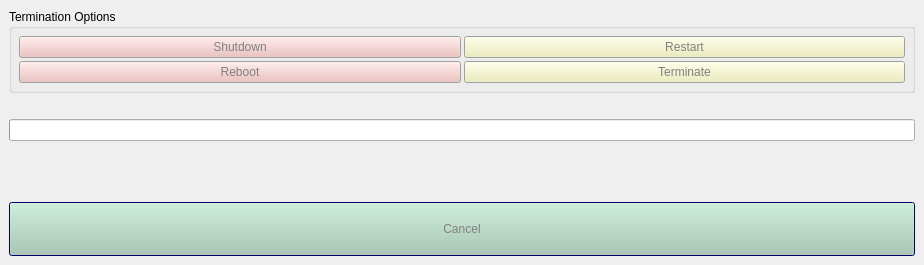
Old version of the form src/server/ui/shutdown.ui in the repository openmoko/qtopia.
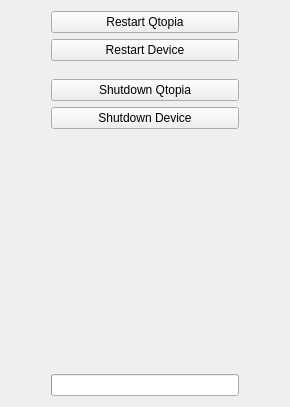
New version of the form.

```diff
--- a/src/server/ui/shutdown.ui
+++ b/src/server/ui/shutdown.ui
@@ -8,1461 +8,182 @@
    <rect>
     <x>0</x>
     <y>0</y>
-    <width>924</width>
-    <height>265</height>
+    <width>290</width>
+    <height>407</height>
    </rect>
   </property>
-  <layout class="QVBoxLayout" >
-   <property name="margin" >
-    <number>9</number>
-   </property>
-   <property name="spacing" >
-    <number>6</number>
-   </property>
-   <item>
-    <widget class="QGroupBox" name="GroupBox" >
-     <property name="title" >
-      <string>Termination Options</string>
-     </property>
-     <layout class="QGridLayout" >
-      <property name="margin" >
-       <number>7</number>
-      </property>
-      <property name="spacing" >
-       <number>3</number>
-      </property>
-      <item row="1" column="1" >
-       <widget class="QPushButton" name="quit" >
-        <property name="sizePolicy" >
-         <sizepolicy>
-          <hsizetype>3</hsizetype>
-          <vsizetype>0</vsizetype>
-          <horstretch>0</horstretch>
-          <verstretch>0</verstretch>
-         </sizepolicy>
-        </property>
-        <property name="palette" >
-         <palette>
-          <active>
-           <color>
-            <red>128</red>
-            <green>128</green>
-            <blue>128</blue>
-           </color>
-           <color>
-            <red>236</red>
-            <green>236</green>
-            <blue>179</blue>
-           </color>
-           <color>
-            <red>255</red>
-            <green>255</green>
-            <blue>255</blue>
-           </color>
-           <color>
-            <red>255</red>
-            <green>255</green>
-            <blue>209</blue>
-           </color>
-           <color>
-            <red>118</red>
-            <green>118</green>
-            <blue>89</blue>
-           </color>
-           <color>
-            <red>157</red>
-            <green>157</green>
-            <blue>119</blue>
-           </color>
-           <color>
-            <red>128</red>
-            <green>128</green>
-            <blue>128</blue>
-           </color>
-           <color>
-            <red>255</red>
-            <green>255</green>
-            <blue>255</blue>
-           </color>
-           <color>
-            <red>128</red>
-            <green>128</green>
-            <blue>128</blue>
-           </color>
-           <color>
-            <red>255</red>
-            <green>255</green>
-            <blue>255</blue>
-           </color>
-           <color>
-            <red>222</red>
-            <green>222</green>
-            <blue>222</blue>
-           </color>
-           <color>
-            <red>0</red>
-            <green>0</green>
-            <blue>0</blue>
-           </color>
-           <color>
-            <red>0</red>
-            <green>0</green>
-            <blue>128</blue>
-           </color>
-           <color>
-            <red>255</red>
-            <green>255</green>
-            <blue>255</blue>
-           </color>
-           <color>
-            <red>0</red>
-            <green>0</green>
-            <blue>255</blue>
-           </color>
-           <color>
-            <red>255</red>
-            <green>0</green>
-            <blue>255</blue>
-           </color>
-           <color>
-            <red>232</red>
-            <green>232</green>
-            <blue>232</blue>
-           </color>
-          </active>
-          <inactive>
-           <color>
-            <red>128</red>
-            <green>128</green>
-            <blue>128</blue>
-           </color>
-           <color>
-            <red>236</red>
-            <green>236</green>
-            <blue>179</blue>
-           </color>
-           <color>
-            <red>255</red>
-            <green>255</green>
-            <blue>255</blue>
-           </color>
-           <color>
-            <red>255</red>
-            <green>255</green>
-            <blue>209</blue>
-           </color>
-           <color>
-            <red>118</red>
-            <green>118</green>
-            <blue>89</blue>
-           </color>
-           <color>
-            <red>157</red>
-            <green>157</green>
-            <blue>119</blue>
-           </color>
-           <color>
-            <red>128</red>
-            <green>128</green>
-            <blue>128</blue>
-           </color>
-           <color>
-            <red>255</red>
-            <green>255</green>
-            <blue>255</blue>
-           </color>
-           <color>
-            <red>128</red>
-            <green>128</green>
-            <blue>128</blue>
-           </color>
-           <color>
-            <red>255</red>
-            <green>255</green>
-            <blue>255</blue>
-           </color>
-           <color>
-            <red>222</red>
-            <green>222</green>
-            <blue>222</blue>
-           </color>
-           <color>
-            <red>0</red>
-            <green>0</green>
-            <blue>0</blue>
-           </color>
-           <color>
-            <red>0</red>
-            <green>0</green>
-            <blue>128</blue>
-           </color>
-           <color>
-            <red>255</red>
-            <green>255</green>
-            <blue>255</blue>
-           </color>
-           <color>
-            <red>0</red>
-            <green>0</green>
-            <blue>255</blue>
-           </color>
-           <color>
-            <red>255</red>
-            <green>0</green>
-            <blue>255</blue>
-           </color>
-           <color>
-            <red>232</red>
-            <green>232</green>
-            <blue>232</blue>
-           </color>
-          </inactive>
-          <disabled>
-           <color>
-            <red>128</red>
-            <green>128</green>
-            <blue>128</blue>
-           </color>
-           <color>
-            <red>236</red>
-            <green>236</green>
-            <blue>179</blue>
-           </color>
-           <color>
-            <red>255</red>
-            <green>255</green>
-            <blue>255</blue>
-           </color>
-           <color>
-            <red>255</red>
-            <green>255</green>
-            <blue>209</blue>
-           </color>
-           <color>
-            <red>118</red>
-            <green>118</green>
-            <blue>89</blue>
-           </color>
-           <color>
-            <red>157</red>
-            <green>157</green>
-            <blue>119</blue>
-           </color>
-           <color>
-            <red>128</red>
-            <green>128</green>
-            <blue>128</blue>
-           </color>
-           <color>
-            <red>255</red>
-            <green>255</green>
-            <blue>255</blue>
-           </color>
-           <color>
-            <red>128</red>
-            <green>128</green>
-            <blue>128</blue>
-           </color>
-           <color>
-            <red>255</red>
-            <green>255</green>
-            <blue>255</blue>
-           </color>
-           <color>
-            <red>222</red>
-            <green>222</green>
-            <blue>222</blue>
-           </color>
-           <color>
-            <red>0</red>
-            <green>0</green>
-            <blue>0</blue>
-           </color>
-           <color>
-            <red>0</red>
-            <green>0</green>
-            <blue>128</blue>
-           </color>
-           <color>
-            <red>255</red>
-            <green>255</green>
-            <blue>255</blue>
-           </color>
-           <color>
-            <red>0</red>
-            <green>0</green>
-            <blue>255</blue>
-           </color>
-           <color>
-            <red>255</red>
-            <green>0</green>
-            <blue>255</blue>
-           </color>
-           <color>
-            <red>232</red>
-            <green>232</green>
-            <blue>232</blue>
-           </color>
-          </disabled>
-         </palette>
-        </property>
-        <property name="text" >
-         <string>Terminate</string>
-        </property>
-       </widget>
-      </item>
-      <item row="1" column="0" >
-       <widget class="QPushButton" name="reboot" >
-        <property name="sizePolicy" >
-         <sizepolicy>
-          <hsizetype>3</hsizetype>
-          <vsizetype>0</vsizetype>
-          <horstretch>0</horstretch>
-          <verstretch>0</verstretch>
-         </sizepolicy>
-        </property>
-        <property name="palette" >
-         <palette>
-          <active>
-           <color>
-            <red>128</red>
-            <green>128</green>
-            <blue>128</blue>
-           </color>
-           <color>
-            <red>236</red>
-            <green>183</green>
-            <blue>181</blue>
-           </color>
-           <color>
-            <red>255</red>
-            <green>255</green>
-            <blue>255</blue>
-           </color>
-           <color>
-            <red>255</red>
-            <green>213</green>
-            <blue>212</blue>
-           </color>
-           <color>
-            <red>118</red>
-            <green>92</green>
-            <blue>91</blue>
-           </color>
-           <color>
-            <red>157</red>
-            <green>122</green>
-            <blue>121</blue>
-           </color>
-           <color>
-            <red>128</red>
-            <green>128</green>
-            <blue>128</blue>
-           </color>
-           <color>
-            <red>255</red>
-            <green>255</green>
-            <blue>255</blue>
-           </color>
-           <color>
-            <red>128</red>
-            <green>128</green>
-            <blue>128</blue>
-           </color>
-           <color>
-            <red>255</red>
-            <green>255</green>
-            <blue>255</blue>
-           </color>
-           <color>
-            <red>222</red>
-            <green>222</green>
-            <blue>222</blue>
-           </color>
-           <color>
-            <red>0</red>
-            <green>0</green>
-            <blue>0</blue>
-           </color>
-           <color>
-            <red>0</red>
-            <green>0</green>
-            <blue>128</blue>
-           </color>
-           <color>
-            <red>255</red>
-            <green>255</green>
-            <blue>255</blue>
-           </color>
-           <color>
-            <red>0</red>
-            <green>0</green>
-            <blue>255</blue>
-           </color>
-           <color>
-            <red>255</red>
-            <green>0</green>
-            <blue>255</blue>
-           </color>
-           <color>
-            <red>232</red>
-            <green>232</green>
-            <blue>232</blue>
-           </color>
-          </active>
-          <inactive>
-           <color>
-            <red>128</red>
-            <green>128</green>
-            <blue>128</blue>
-           </color>
-           <color>
-            <red>236</red>
-            <green>183</green>
-            <blue>181</blue>
-           </color>
-           <color>
-            <red>255</red>
-            <green>255</green>
-            <blue>255</blue>
-           </color>
-           <color>
-            <red>255</red>
-            <green>213</green>
-            <blue>212</blue>
-           </color>
-           <color>
-            <red>118</red>
-            <green>92</green>
-            <blue>91</blue>
-           </color>
-           <color>
-            <red>157</red>
-            <green>122</green>
-            <blue>121</blue>
-           </color>
-           <color>
-            <red>128</red>
-            <green>128</green>
-            <blue>128</blue>
-           </color>
-           <color>
-            <red>255</red>
-            <green>255</green>
-            <blue>255</blue>
-           </color>
-           <color>
-            <red>128</red>
-            <green>128</green>
-            <blue>128</blue>
-           </color>
-           <color>
-            <red>255</red>
-            <green>255</green>
-            <blue>255</blue>
-           </color>
-           <color>
-            <red>222</red>
-            <green>222</green>
-            <blue>222</blue>
-           </color>
-           <color>
-            <red>0</red>
-            <green>0</green>
-            <blue>0</blue>
-           </color>
-           <color>
-            <red>0</red>
-            <green>0</green>
-            <blue>128</blue>
-           </color>
-           <color>
-            <red>255</red>
-            <green>255</green>
-            <blue>255</blue>
-           </color>
-           <color>
-            <red>0</red>
-            <green>0</green>
-            <blue>255</blue>
-           </color>
-           <color>
-            <red>255</red>
-            <green>0</green>
-            <blue>255</blue>
-           </color>
-           <color>
-            <red>232</red>
-            <green>232</green>
-            <blue>232</blue>
-           </color>
-          </inactive>
-          <disabled>
-           <color>
-            <red>128</red>
-            <green>128</green>
-            <blue>128</blue>
-           </color>
-           <color>
-            <red>236</red>
-            <green>183</green>
-            <blue>181</blue>
-           </color>
-           <color>
-            <red>255</red>
-            <green>255</green>
-            <blue>255</blue>
-           </color>
-           <color>
-            <red>255</red>
-            <green>213</green>
-            <blue>212</blue>
-           </color>
-           <color>
-            <red>118</red>
-            <green>92</green>
-            <blue>91</blue>
-           </color>
-           <color>
-            <red>157</red>
-            <green>122</green>
-            <blue>121</blue>
-           </color>
-           <color>
-            <red>128</red>
-            <green>128</green>
-            <blue>128</blue>
-           </color>
-           <color>
-            <red>255</red>
-            <green>255</green>
-            <blue>255</blue>
-           </color>
-           <color>
-            <red>128</red>
-            <green>128</green>
-            <blue>128</blue>
-           </color>
-           <color>
-            <red>255</red>
-            <green>255</green>
-            <blue>255</blue>
-           </color>
-           <color>
-            <red>222</red>
-            <green>222</green>
-            <blue>222</blue>
-           </color>
-           <color>
-            <red>0</red>
-            <green>0</green>
-            <blue>0</blue>
-           </color>
-           <color>
-            <red>0</red>
-            <green>0</green>
-            <blue>128</blue>
-           </color>
-           <color>
-            <red>255</red>
-            <green>255</green>
-            <blue>255</blue>
-           </color>
-           <color>
-            <red>0</red>
-            <green>0</green>
-            <blue>255</blue>
-           </color>
-           <color>
-            <red>255</red>
-            <green>0</green>
-            <blue>255</blue>
-           </color>
-           <color>
-            <red>232</red>
-            <green>232</green>
-            <blue>232</blue>
-           </color>
-          </disabled>
-         </palette>
-        </property>
-        <property name="text" >
-         <string>Reboot</string>
-        </property>
-       </widget>
-      </item>
-      <item row="0" column="1" >
-       <widget class="QPushButton" name="restart" >
-        <property name="palette" >
-         <palette>
-          <active>
-           <color>
-            <red>128</red>
-            <green>128</green>
-            <blue>128</blue>
-           </color>
-           <color>
-            <red>236</red>
-            <green>236</green>
-            <blue>179</blue>
-           </color>
-           <color>
-            <red>255</red>
-            <green>255</green>
-            <blue>255</blue>
-           </color>
-           <color>
-            <red>255</red>
-            <green>255</green>
-            <blue>209</blue>
-           </color>
-           <color>
-            <red>118</red>
-            <green>118</green>
-            <blue>89</blue>
-           </color>
-           <color>
-            <red>157</red>
-            <green>157</green>
-            <blue>119</blue>
-           </color>
-           <color>
-            <red>128</red>
-            <green>128</green>
-            <blue>128</blue>
-           </color>
-           <color>
-            <red>255</red>
-            <green>255</green>
-            <blue>255</blue>
-           </color>
-           <color>
-            <red>128</red>
-            <green>128</green>
-            <blue>128</blue>
-           </color>
-           <color>
-            <red>255</red>
-            <green>255</green>
-            <blue>255</blue>
-           </color>
-           <color>
-            <red>222</red>
-            <green>222</green>
-            <blue>222</blue>
-           </color>
-           <color>
-            <red>0</red>
-            <green>0</green>
-            <blue>0</blue>
-           </color>
-           <color>
-            <red>0</red>
-            <green>0</green>
-            <blue>128</blue>
-           </color>
-           <color>
-            <red>255</red>
-            <green>255</green>
-            <blue>255</blue>
-           </color>
-           <color>
-            <red>0</red>
-            <green>0</green>
-            <blue>255</blue>
-           </color>
-           <color>
-            <red>255</red>
-            <green>0</green>
-            <blue>255</blue>
-           </color>
-           <color>
-            <red>232</red>
-            <green>232</green>
-            <blue>232</blue>
-           </color>
-          </active>
-          <inactive>
-           <color>
-            <red>128</red>
-            <green>128</green>
-            <blue>128</blue>
-           </color>
-           <color>
-            <red>236</red>
-            <green>236</green>
-            <blue>179</blue>
-           </color>
-           <color>
-            <red>255</red>
-            <green>255</green>
-            <blue>255</blue>
-           </color>
-           <color>
-            <red>255</red>
-            <green>255</green>
-            <blue>209</blue>
-           </color>
-           <color>
-            <red>118</red>
-            <green>118</green>
-            <blue>89</blue>
-           </color>
-           <color>
-            <red>157</red>
-            <green>157</green>
-            <blue>119</blue>
-           </color>
-           <color>
-            <red>128</red>
-            <green>128</green>
-            <blue>128</blue>
-           </color>
-           <color>
-            <red>255</red>
-            <green>255</green>
-            <blue>255</blue>
-           </color>
-           <color>
-            <red>128</red>
-            <green>128</green>
-            <blue>128</blue>
-           </color>
-           <color>
-            <red>255</red>
-            <green>255</green>
-            <blue>255</blue>
-           </color>
-           <color>
-            <red>222</red>
-            <green>222</green>
-            <blue>222</blue>
-           </color>
-           <color>
-            <red>0</red>
-            <green>0</green>
-            <blue>0</blue>
-           </color>
-           <color>
-            <red>0</red>
-            <green>0</green>
-            <blue>128</blue>
-           </color>
-           <color>
-            <red>255</red>
-            <green>255</green>
-            <blue>255</blue>
-           </color>
-           <color>
-            <red>0</red>
-            <green>0</green>
-            <blue>255</blue>
-           </color>
-           <color>
-            <red>255</red>
-            <green>0</green>
-            <blue>255</blue>
-           </color>
-           <color>
-            <red>232</red>
-            <green>232</green>
-            <blue>232</blue>
-           </color>
-          </inactive>
-          <disabled>
-           <color>
-            <red>128</red>
-            <green>128</green>
-            <blue>128</blue>
-           </color>
-           <color>
-            <red>236</red>
-            <green>236</green>
-            <blue>179</blue>
-           </color>
-           <color>
-            <red>255</red>
-            <green>255</green>
-            <blue>255</blue>
-           </color>
-           <color>
-            <red>255</red>
-            <green>255</green>
-            <blue>209</blue>
-           </color>
-           <color>
-            <red>118</red>
-            <green>118</green>
-            <blue>89</blue>
-           </color>
-           <color>
-            <red>157</red>
-            <green>157</green>
-            <blue>119</blue>
-           </color>
-           <color>
-            <red>128</red>
-            <green>128</green>
-            <blue>128</blue>
-           </color>
-           <color>
-            <red>255</red>
-            <green>255</green>
-            <blue>255</blue>
-           </color>
-           <color>
-            <red>128</red>
-            <green>128</green>
-            <blue>128</blue>
-           </color>
-           <color>
-            <red>255</red>
-            <green>255</green>
-            <blue>255</blue>
-           </color>
-           <color>
-            <red>222</red>
-            <green>222</green>
-            <blue>222</blue>
-           </color>
-           <color>
-            <red>0</red>
-            <green>0</green>
-            <blue>0</blue>
-           </color>
-           <color>
-            <red>0</red>
-            <green>0</green>
-            <blue>128</blue>
-           </color>
-           <color>
-            <red>255</red>
-            <green>255</green>
-            <blue>255</blue>
-           </color>
-           <color>
-            <red>0</red>
-            <green>0</green>
-            <blue>255</blue>
-           </color>
-           <color>
-            <red>255</red>
-            <green>0</green>
-            <blue>255</blue>
-           </color>
-           <color>
-            <red>232</red>
-            <green>232</green>
-            <blue>232</blue>
-           </color>
-          </disabled>
-         </palette>
-        </property>
-        <property name="text" >
-         <string>Restart</string>
-        </property>
-       </widget>
-      </item>
-      <item row="0" column="0" >
-       <widget class="QPushButton" name="shut" >
-        <property name="palette" >
-         <palette>
-          <active>
-           <color>
-            <red>128</red>
-            <green>128</green>
-            <blue>128</blue>
-           </color>
-           <color>
-            <red>236</red>
-            <green>183</green>
-            <blue>181</blue>
-           </color>
-           <color>
-            <red>255</red>
-            <green>255</green>
-            <blue>255</blue>
-           </color>
-           <color>
-            <red>255</red>
-            <green>213</green>
-            <blue>212</blue>
-           </color>
-           <color>
-            <red>118</red>
-            <green>92</green>
-            <blue>91</blue>
-           </color>
-           <color>
-            <red>157</red>
-            <green>122</green>
-            <blue>121</blue>
-           </color>
-           <color>
-            <red>128</red>
-            <green>128</green>
-            <blue>128</blue>
-           </color>
-           <color>
-            <red>255</red>
-            <green>255</green>
-            <blue>255</blue>
-           </color>
-           <color>
-            <red>128</red>
-            <green>128</green>
-            <blue>128</blue>
-           </color>
-           <color>
-            <red>255</red>
-            <green>255</green>
-            <blue>255</blue>
-           </color>
-           <color>
-            <red>222</red>
-            <green>222</green>
-            <blue>222</blue>
-           </color>
-           <color>
-            <red>0</red>
-            <green>0</green>
-            <blue>0</blue>
-           </color>
-           <color>
-            <red>0</red>
-            <green>0</green>
-            <blue>128</blue>
-           </color>
-           <color>
-            <red>255</red>
-            <green>255</green>
-            <blue>255</blue>
-           </color>
-           <color>
-            <red>0</red>
-            <green>0</green>
-            <blue>255</blue>
-           </color>
-           <color>
-            <red>255</red>
-            <green>0</green>
-            <blue>255</blue>
-           </color>
-           <color>
-            <red>232</red>
-            <green>232</green>
-            <blue>232</blue>
-           </color>
-          </active>
-          <inactive>
-           <color>
-            <red>128</red>
-            <green>128</green>
-            <blue>128</blue>
-           </color>
-           <color>
-            <red>236</red>
-            <green>183</green>
-            <blue>181</blue>
-           </color>
-           <color>
-            <red>255</red>
-            <green>255</green>
-            <blue>255</blue>
-           </color>
-           <color>
-            <red>255</red>
-            <green>213</green>
-            <blue>212</blue>
-           </color>
-           <color>
-            <red>118</red>
-            <green>92</green>
-            <blue>91</blue>
-           </color>
-           <color>
-            <red>157</red>
-            <green>122</green>
-            <blue>121</blue>
-           </color>
-           <color>
-            <red>128</red>
-            <green>128</green>
-            <blue>128</blue>
-           </color>
-           <color>
-            <red>255</red>
-            <green>255</green>
-            <blue>255</blue>
-           </color>
-           <color>
-            <red>128</red>
-            <green>128</green>
-            <blue>128</blue>
-           </color>
-           <color>
-            <red>255</red>
-            <green>255</green>
-            <blue>255</blue>
-           </color>
-           <color>
-            <red>222</red>
-            <green>222</green>
-            <blue>222</blue>
-           </color>
-           <color>
-            <red>0</red>
-            <green>0</green>
-            <blue>0</blue>
-           </color>
-           <color>
-            <red>0</red>
-            <green>0</green>
-            <blue>128</blue>
-           </color>
-           <color>
-            <red>255</red>
-            <green>255</green>
-            <blue>255</blue>
-           </color>
-           <color>
-            <red>0</red>
-            <green>0</green>
-            <blue>255</blue>
-           </color>
-           <color>
-            <red>255</red>
-            <green>0</green>
-            <blue>255</blue>
-           </color>
-           <color>
-            <red>232</red>
-            <green>232</green>
-            <blue>232</blue>
-           </color>
-          </inactive>
-          <disabled>
-           <color>
-            <red>128</red>
-            <green>128</green>
-            <blue>128</blue>
-           </color>
-           <color>
-            <red>236</red>
-            <green>183</green>
-            <blue>181</blue>
-           </color>
-           <color>
-            <red>255</red>
-            <green>255</green>
-            <blue>255</blue>
-           </color>
-           <color>
-            <red>255</red>
-            <green>213</green>
-            <blue>212</blue>
-           </color>
-           <color>
-            <red>118</red>
-            <green>92</green>
-            <blue>91</blue>
-           </color>
-           <color>
-            <red>157</red>
-            <green>122</green>
-            <blue>121</blue>
-           </color>
-           <color>
-            <red>128</red>
-            <green>128</green>
-            <blue>128</blue>
-           </color>
-           <color>
-            <red>255</red>
-            <green>255</green>
-            <blue>255</blue>
-           </color>
-           <color>
-            <red>128</red>
-            <green>128</green>
-            <blue>128</blue>
-           </color>
-           <color>
-            <red>255</red>
-            <green>255</green>
-            <blue>255</blue>
-           </color>
-           <color>
-            <red>222</red>
-            <green>222</green>
-            <blue>222</blue>
-           </color>
-           <color>
-            <red>0</red>
-            <green>0</green>
-            <blue>0</blue>
-           </color>
-           <color>
-            <red>0</red>
-            <green>0</green>
-            <blue>128</blue>
-           </color>
-           <color>
-            <red>255</red>
-            <green>255</green>
-            <blue>255</blue>
-           </color>
-           <color>
-            <red>0</red>
-            <green>0</green>
-            <blue>255</blue>
-           </color>
-           <color>
-            <red>255</red>
-            <green>0</green>
-            <blue>255</blue>
-           </color>
-           <color>
-            <red>232</red>
-            <green>232</green>
-            <blue>232</blue>
-           </color>
-          </disabled>
-         </palette>
-        </property>
-        <property name="text" >
-         <string>Shutdown</string>
-        </property>
-        <property name="iconSize" >
-         <size>
-          <width>16</width>
-          <height>16</height>
-         </size>
-        </property>
-       </widget>
-      </item>
-     </layout>
-    </widget>
-   </item>
-   <item>
-    <widget class="QLabel" name="info" >
-     <property name="text" >
-      <string/>
-     </property>
-     <property name="wordWrap" >
-      <bool>false</bool>
-     </property>
-    </widget>
-   </item>
-   <item>
-    <widget class="QProgressBar" name="progressBar" >
-     <property name="maximum" >
-      <number>20</number>
-     </property>
-     <property name="value" >
-      <number>-1</number>
-     </property>
-     <property name="orientation" >
-      <enum>Qt::Horizontal</enum>
-     </property>
-    </widget>
-   </item>
+  <property name="windowTitle" >
+   <string>Shutdown</string>
+  </property>
+  <layout class="QHBoxLayout" >
    <item>
     <spacer>
      <property name="orientation" >
-      <enum>Qt::Vertical</enum>
+      <enum>Qt::Horizontal</enum>
      </property>
      <property name="sizeHint" >
       <size>
-       <width>20</width>
-       <height>40</height>
+       <width>40</width>
+       <height>20</height>
       </size>
      </property>
     </spacer>
    </item>
    <item>
-    <widget class="QPushButton" name="cancel" >
+    <widget class="QFrame" name="frame_2" >
      <property name="sizePolicy" >
-      <sizepolicy>
-       <hsizetype>1</hsizetype>
-       <vsizetype>7</vsizetype>
-       <horstretch>0</horstretch>
+      <sizepolicy vsizetype="Preferred" hsizetype="Preferred" >
+       <horstretch>2</horstretch>
        <verstretch>0</verstretch>
       </sizepolicy>
      </property>
-     <property name="palette" >
-      <palette>
-       <active>
-        <color>
-         <red>128</red>
-         <green>128</green>
-         <blue>128</blue>
-        </color>
-        <color>
-         <red>181</red>
-         <green>222</green>
-         <blue>178</blue>
-        </color>
-        <color>
-         <red>255</red>
-         <green>255</green>
-         <blue>255</blue>
-        </color>
-        <color>
-         <red>207</red>
-         <green>255</green>
-         <blue>204</blue>
-        </color>
-        <color>
-         <red>90</red>
-         <green>111</green>
-         <blue>89</blue>
-        </color>
-        <color>
-         <red>120</red>
-         <green>148</green>
-         <blue>118</blue>
-        </color>
-        <color>
-         <red>128</red>
-         <green>128</green>
-         <blue>128</blue>
-        </color>
-        <color>
-         <red>255</red>
-         <green>255</green>
-         <blue>255</blue>
-        </color>
-        <color>
-         <red>128</red>
-         <green>128</green>
-         <blue>128</blue>
-        </color>
-        <color>
-         <red>255</red>
-         <green>255</green>
-         <blue>255</blue>
-        </color>
-        <color>
-         <red>174</red>
-         <green>222</green>
-         <blue>158</blue>
-        </color>
-        <color>
-         <red>0</red>
-         <green>0</green>
-         <blue>0</blue>
-        </color>
-        <color>
-         <red>0</red>
-         <green>0</green>
-         <blue>128</blue>
-        </color>
-        <color>
-         <red>255</red>
-         <green>255</green>
-         <blue>255</blue>
-        </color>
-        <color>
-         <red>0</red>
-         <green>0</green>
-         <blue>255</blue>
-        </color>
-        <color>
-         <red>255</red>
-         <green>0</green>
-         <blue>255</blue>
-        </color>
-        <color>
-         <red>232</red>
-         <green>232</green>
-         <blue>232</blue>
-        </color>
-       </active>
-       <inactive>
-        <color>
-         <red>128</red>
-         <green>128</green>
-         <blue>128</blue>
-        </color>
-        <color>
-         <red>181</red>
-         <green>222</green>
-         <blue>178</blue>
-        </color>
-        <color>
-         <red>255</red>
-         <green>255</green>
-         <blue>255</blue>
-        </color>
-        <color>
-         <red>207</red>
-         <green>255</green>
-         <blue>204</blue>
-        </color>
-        <color>
-         <red>90</red>
-         <green>111</green>
-         <blue>89</blue>
-        </color>
-        <color>
-         <red>120</red>
-         <green>148</green>
-         <blue>118</blue>
-        </color>
-        <color>
-         <red>128</red>
-         <green>128</green>
-         <blue>128</blue>
-        </color>
-        <color>
-         <red>255</red>
-         <green>255</green>
-         <blue>255</blue>
-        </color>
-        <color>
-         <red>128</red>
-         <green>128</green>
-         <blue>128</blue>
-        </color>
-        <color>
-         <red>255</red>
-         <green>255</green>
-         <blue>255</blue>
-        </color>
-        <color>
-         <red>174</red>
-         <green>222</green>
-         <blue>158</blue>
-        </color>
-        <color>
-         <red>0</red>
-         <green>0</green>
-         <blue>0</blue>
-        </color>
-        <color>
-         <red>0</red>
-         <green>0</green>
-         <blue>128</blue>
-        </color>
-        <color>
-         <red>255</red>
-         <green>255</green>
-         <blue>255</blue>
-        </color>
-        <color>
-         <red>0</red>
-         <green>0</green>
-         <blue>255</blue>
-        </color>
-        <color>
-         <red>255</red>
-         <green>0</green>
-         <blue>255</blue>
-        </color>
-        <color>
-         <red>232</red>
-         <green>232</green>
-         <blue>232</blue>
-        </color>
-       </inactive>
-       <disabled>
-        <color>
-         <red>128</red>
-         <green>128</green>
-         <blue>128</blue>
-        </color>
-        <color>
-         <red>181</red>
-         <green>222</green>
-         <blue>178</blue>
-        </color>
-        <color>
-         <red>255</red>
-         <green>255</green>
-         <blue>255</blue>
-        </color>
-        <color>
-         <red>207</red>
-         <green>255</green>
-         <blue>204</blue>
-        </color>
-        <color>
-         <red>90</red>
-         <green>111</green>
-         <blue>89</blue>
-        </color>
-        <color>
-         <red>120</red>
-         <green>148</green>
-         <blue>118</blue>
-        </color>
-        <color>
-         <red>128</red>
-         <green>128</green>
-         <blue>128</blue>
-        </color>
-        <color>
-         <red>255</red>
-         <green>255</green>
-         <blue>255</blue>
-        </color>
-        <color>
-         <red>128</red>
-         <green>128</green>
-         <blue>128</blue>
-        </color>
-        <color>
-         <red>255</red>
-         <green>255</green>
-         <blue>255</blue>
-        </color>
-        <color>
-         <red>174</red>
-         <green>222</green>
-         <blue>158</blue>
-        </color>
-        <color>
-         <red>0</red>
-         <green>0</green>
-         <blue>0</blue>
-        </color>
-        <color>
-         <red>0</red>
-         <green>0</green>
-         <blue>128</blue>
-        </color>
-        <color>
-         <red>255</red>
-         <green>255</green>
-         <blue>255</blue>
-        </color>
-        <color>
-         <red>0</red>
-         <green>0</green>
-         <blue>255</blue>
-        </color>
-        <color>
-         <red>255</red>
-         <green>0</green>
-         <blue>255</blue>
-        </color>
-        <color>
-         <red>232</red>
-         <green>232</green>
-         <blue>232</blue>
-        </color>
-       </disabled>
-      </palette>
-     </property>
-     <property name="text" >
-      <string>Cancel</string>
-     </property>
-     <property name="default" >
-      <bool>true</bool>
-     </property>
+     <layout class="QVBoxLayout" >
+      <property name="leftMargin" >
+       <number>0</number>
+      </property>
+      <property name="topMargin" >
+       <number>0</number>
+      </property>
+      <property name="rightMargin" >
+       <number>0</number>
+      </property>
+      <property name="bottomMargin" >
+       <number>0</number>
+      </property>
+      <item>
+       <widget class="QFrame" name="frame" >
+        <layout class="QVBoxLayout" >
+         <property name="leftMargin" >
+          <number>0</number>
+         </property>
+         <property name="topMargin" >
+          <number>0</number>
+         </property>
+         <property name="rightMargin" >
+          <number>0</number>
+         </property>
+         <property name="bottomMargin" >
+          <number>0</number>
+         </property>
+         <item>
+          <widget class="QPushButton" name="restart" >
+           <property name="sizePolicy" >
+            <sizepolicy vsizetype="Fixed" hsizetype="Expanding" >
+             <horstretch>0</horstretch>
+             <verstretch>0</verstretch>
+            </sizepolicy>
+           </property>
+           <property name="text" >
+            <string>Restart Qtopia</string>
+           </property>
+          </widget>
+         </item>
+         <item>
+          <widget class="QPushButton" name="reboot" >
+           <property name="sizePolicy" >
+            <sizepolicy vsizetype="Fixed" hsizetype="Expanding" >
+             <horstretch>0</horstretch>
+             <verstretch>0</verstretch>
+            </sizepolicy>
+           </property>
+           <property name="text" >
+            <string>Restart Device</string>
+           </property>
+          </widget>
+         </item>
+         <item>
+          <spacer>
+           <property name="orientation" >
+            <enum>Qt::Vertical</enum>
+           </property>
+           <property name="sizeType" >
+            <enum>QSizePolicy::Fixed</enum>
+           </property>
+           <property name="sizeHint" >
+            <size>
+             <width>20</width>
+             <height>12</height>
+            </size>
+           </property>
+          </spacer>
+         </item>
+         <item>
+          <widget class="QPushButton" name="quit" >
+           <property name="sizePolicy" >
+            <sizepolicy vsizetype="Fixed" hsizetype="Expanding" >
+             <horstretch>0</horstretch>
+             <verstretch>0</verstretch>
+            </sizepolicy>
+           </property>
+           <property name="text" >
+            <string>Shutdown Qtopia</string>
+           </property>
+          </widget>
+         </item>
+         <item>
+          <widget class="QPushButton" name="shut" >
+           <property name="sizePolicy" >
+            <sizepolicy vsizetype="Fixed" hsizetype="Expanding" >
+             <horstretch>0</horstretch>
+             <verstretch>0</verstretch>
+            </sizepolicy>
+           </property>
+           <property name="text" >
+            <string>Shutdown Device</string>
+           </property>
+           <property name="iconSize" >
+            <size>
+             <width>16</width>
+             <height>16</height>
+            </size>
+           </property>
+          </widget>
+         </item>
+        </layout>
+       </widget>
+      </item>
+      <item>
+       <spacer>
+        <property name="orientation" >
+         <enum>Qt::Vertical</enum>
+        </property>
+        <property name="sizeHint" >
+         <size>
+          <width>20</width>
+          <height>40</height>
+         </size>
+        </property>
+       </spacer>
+      </item>
+      <item>
+       <widget class="QProgressBar" name="progressBar" >
+        <property name="maximum" >
+         <number>20</number>
+        </property>
+        <property name="value" >
+         <number>-1</number>
+        </property>
+        <property name="orientation" >
+         <enum>Qt::Horizontal</enum>
+        </property>
+       </widget>
+      </item>
+     </layout>
     </widget>
    </item>
+   <item>
+    <spacer>
+     <property name="orientation" >
+      <enum>Qt::Horizontal</enum>
+     </property>
+     <property name="sizeHint" >
+      <size>
+       <width>40</width>
+       <height>20</height>
+      </size>
+     </property>
+    </spacer>
+   </item>
   </layout>
  </widget>
  <tabstops>
```
Left out of the diff: 4 changed lines with no effect on the pictures.
